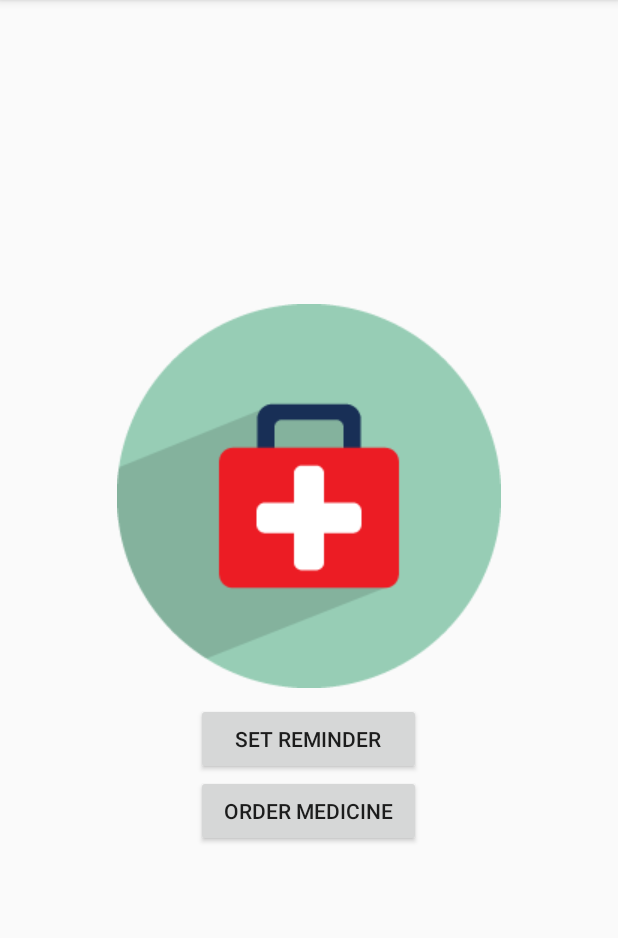
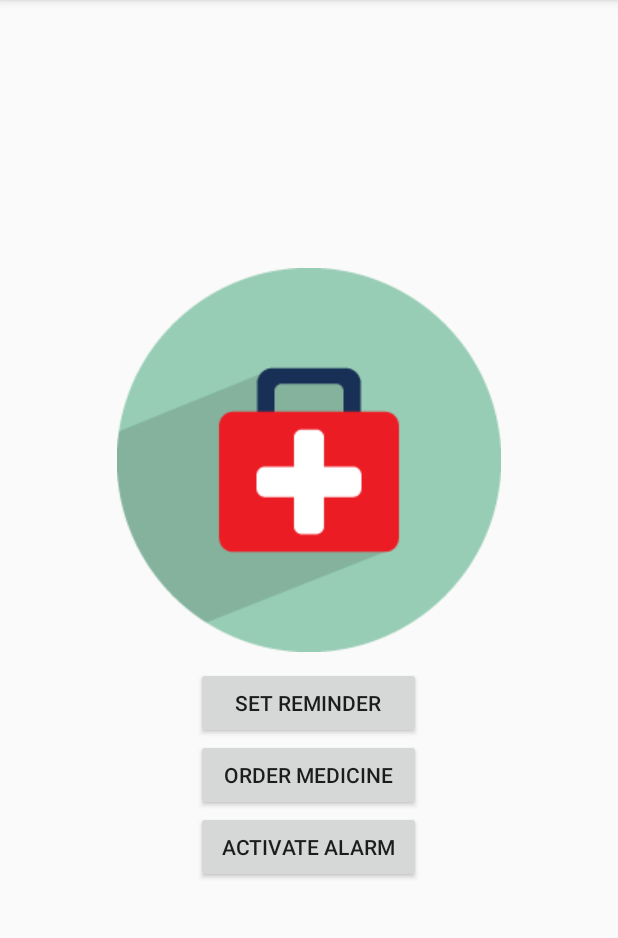
Before and after one commit to huai99/smartDrugBox, an Android app: the screen it shows after launch (UserMainActivity), on a phone screen of 412 x 824 dp, the part 84-1022 px from its top. Run offline under Robolectric (Android 15) with nearby library versions, the phone set to English and light mode, and no system bars; our stand-ins replace Volley, data binding.

Commit message:
Ureca 2017 : Add in databinding library and network address and some minor changes
1. Testing http request in main page button
2. Add in databinding library to help me writing clean code

```diff
--- a/app/src/main/java/com/siehuai/smartdrugbox/view/UserMainActivity.java
+++ b/app/src/main/java/com/siehuai/smartdrugbox/view/UserMainActivity.java
@@ -1,44 +1,53 @@
 package com.siehuai.smartdrugbox.view;
 
 import android.content.Intent;
+import android.databinding.DataBindingUtil;
 import android.os.Bundle;
 import android.support.v7.app.AppCompatActivity;
+import android.util.Log;
 import android.view.View;
-import android.widget.Button;
 
+import com.android.volley.AuthFailureError;
+import com.android.volley.Request;
+import com.android.volley.RequestQueue;
+import com.android.volley.Response;
+import com.android.volley.VolleyError;
+import com.android.volley.toolbox.StringRequest;
+import com.android.volley.toolbox.Volley;
 import com.siehuai.smartdrugbox.R;
 import com.siehuai.smartdrugbox.controller.PostsDatabaseHelper;
 import com.siehuai.smartdrugbox.data.AlarmData;
+import com.siehuai.smartdrugbox.data.NetworkAddress;
+import com.siehuai.smartdrugbox.databinding.ActivityUserMainBinding;
 
 import java.util.ArrayList;
+import java.util.HashMap;
+import java.util.Map;
 
 public class UserMainActivity extends AppCompatActivity {
-
-    Button setReminderBtn, orderMedBtn;
+    ActivityUserMainBinding mBinding;
 
     @Override
     protected void onCreate(Bundle savedInstanceState) {
 
         super.onCreate(savedInstanceState);
 
-        setContentView(R.layout.activity_user_main);
+        mBinding = DataBindingUtil.setContentView(this, R.layout.activity_user_main);
 
         PostsDatabaseHelper postsDbHelper = PostsDatabaseHelper.getInstance(this);
 
         initAlarmData(postsDbHelper);
 
-        setReminderBtn = (Button) findViewById(R.id.btn_setReminder);
-
-        orderMedBtn = (Button) findViewById(R.id.btn_orderMed);
-
         setReminderBtn();
 
         setOrderMedicineBtn();
+
+        activateAlarm();
     }
 
     public void setReminderBtn() {
 
-        setReminderBtn.setOnClickListener(new View.OnClickListener() {
+        mBinding.btnSetReminder.setOnClickListener(new View.OnClickListener() {
             @Override
             public void onClick(View v) {
                 setReminder();
@@ -47,7 +56,7 @@ public class UserMainActivity extends AppCompatActivity {
     }
 
     public void setOrderMedicineBtn() {
-        orderMedBtn.setOnClickListener(new View.OnClickListener() {
+        mBinding.btnOrderMed.setOnClickListener(new View.OnClickListener() {
             @Override
             public void onClick(View v) {
                 orderMedicine();
@@ -62,7 +71,44 @@ public class UserMainActivity extends AppCompatActivity {
 
     public void orderMedicine() {
         Intent intent = new Intent(UserMainActivity.this, UserViewMedicineTabActivity.class);
+        // Instantiate the RequestQueue.
+
         startActivity(intent);
+    }
+
+    public void activateAlarm() {
+
+        mBinding.btnTesting.setOnClickListener(new View.OnClickListener() {
+            @Override
+            public void onClick(View v) {
+                RequestQueue queue = Volley.newRequestQueue(UserMainActivity.this);
+                String url = NetworkAddress.ESP8266;
+
+                // Request a string response from the provided URL.
+                StringRequest stringRequest = new StringRequest(Request.Method.POST, url,
+                        new Response.Listener<String>() {
+                            @Override
+                            public void onResponse(String response) {
+                                String rsp = response.toString();
+                                Log.d("UserMainActivity", rsp);
+                            }
+                        }, new Response.ErrorListener() {
+                    @Override
+                    public void onErrorResponse(VolleyError error) {
+                    }
+                }) {
+                    @Override
+                    protected Map<String, String> getParams() throws AuthFailureError {
+                        Map<String, String> params = new HashMap<String, String>();
+                        params.put("Hello world", "/BUZ");
+                        return params;
+                    }
+                };
+                // Add the request to the RequestQueue.
+                queue.add(stringRequest);
+
+            }
+        });
     }
 
     public void initAlarmData(PostsDatabaseHelper helper) {
--- a/app/src/main/res/layout/activity_user_main.xml
+++ b/app/src/main/res/layout/activity_user_main.xml
@@ -1,10 +1,15 @@
 <?xml version="1.0" encoding="utf-8"?>
+
+<layout xmlns:android="http://schemas.android.com/apk/res/android"
+        xmlns:tools="http://schemas.android.com/tools">
+
     <LinearLayout
+        android:layout_width="match_parent"
         android:layout_height="match_parent"
-    android:layout_width="match_parent"
         android:gravity="center"
-    xmlns:android="http://schemas.android.com/apk/res/android"
-    android:orientation="vertical">
+        android:orientation="vertical"
+        tools:context="com.siehuai.smartdrugbox.view.UserMainActivity"
+        >
 
         <ImageView
             android:layout_width="wrap_content"
@@ -13,16 +18,25 @@
             />
 
         <Button
-        android:text="@string/set_reminder"
+            android:id="@+id/btn_setReminder"
+            android:layout_width="150dp"
+            android:layout_height="wrap_content"
             android:layout_marginTop="10dp"
-        android:id="@+id/btn_setReminder"
-        android:layout_height="wrap_content"
-        android:layout_width="150dp"/>
+            android:text="@string/set_reminder"/>
 
         <Button
+            android:id="@+id/btn_orderMed"
+            android:layout_width="150dp"
             android:layout_height="wrap_content"
-        android:text="@string/order_medicine"
+            android:text="@string/order_medicine"/>
+
+        <Button
+            android:id="@+id/btn_testing"
             android:layout_width="150dp"
-        android:id="@+id/btn_orderMed"/>
+            android:layout_height="wrap_content"
+            android:text="Activate alarm"/>
 
     </LinearLayout>
+
+
+</layout>
```
Also changed, not shown: app/src/main/java/com/siehuai/smartdrugbox/controller/AlarmReceiver.java (+5 -3 lines), app/src/main/java/com/siehuai/smartdrugbox/controller/CatalogueRenderAdapter.java (+9 -0 lines), app/src/main/java/com/siehuai/smartdrugbox/controller/RingtoneService.java (+3 -4 lines), app/src/main/java/com/siehuai/smartdrugbox/data/NetworkAddress.java (+2 -5 lines), app/src/main/java/com/siehuai/smartdrugbox/view/MedicineDetailFragment.java (added, +23 -0 lines). Lines whose indentation alone changed are shown as unchanged.
